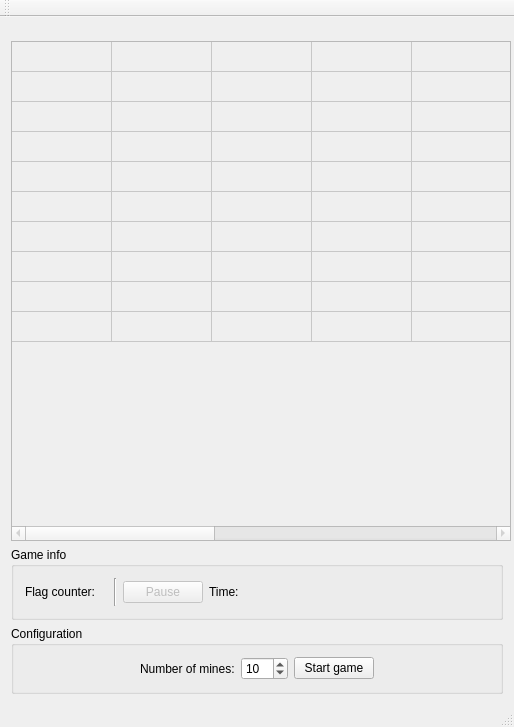
First picture: the form in mines.ui, repository pavolmarak/minesweeper, before the edit.
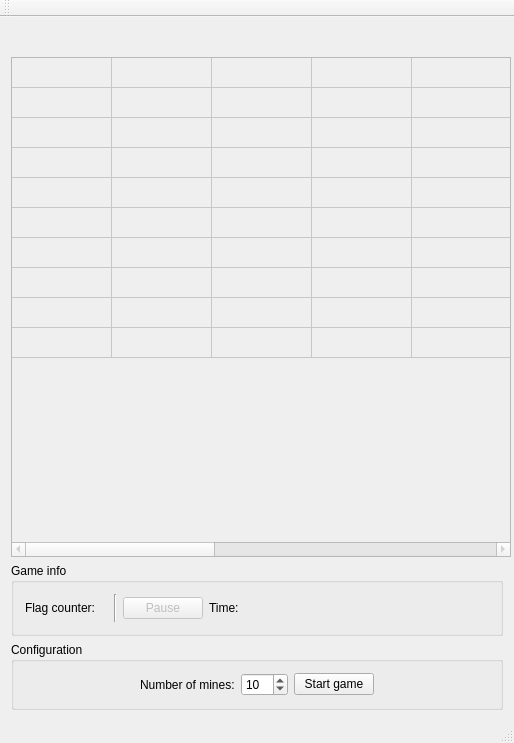
Second picture: the form after the edit. Custom widgets are drawn as their Qt base class.

Commit message: Update in the main window size.

What changed in the file:
```diff
--- a/mines.ui
+++ b/mines.ui
@@ -7,7 +7,7 @@
     <x>0</x>
     <y>0</y>
     <width>514</width>
-    <height>727</height>
+    <height>743</height>
    </rect>
   </property>
   <property name="sizePolicy">
@@ -25,7 +25,7 @@
   <property name="maximumSize">
    <size>
     <width>514</width>
-    <height>727</height>
+    <height>743</height>
    </size>
   </property>
   <property name="windowTitle">
@@ -51,8 +51,8 @@
         </property>
         <property name="sizeHint" stdset="0">
          <size>
-          <width>0</width>
-          <height>0</height>
+          <width>40</width>
+          <height>20</height>
          </size>
         </property>
        </spacer>
```
The commit also changes 3 other files.
